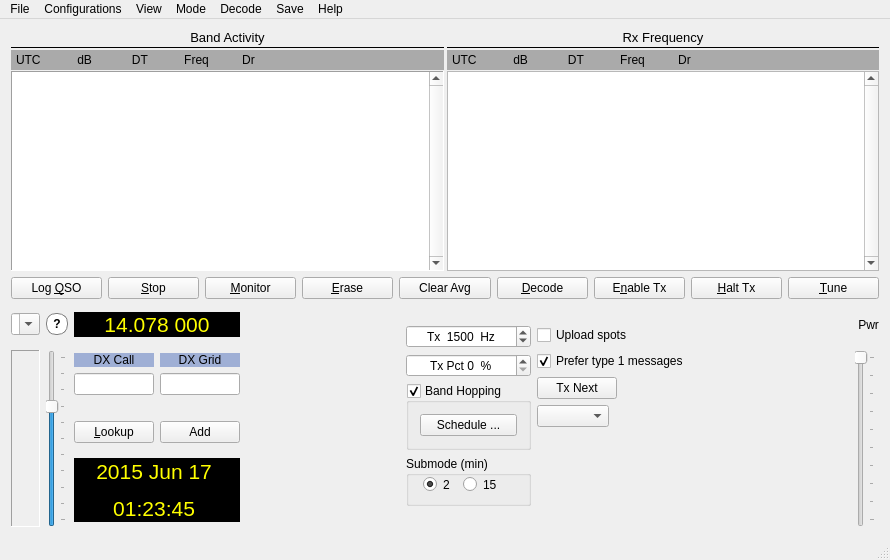
The window that mainwindow.ui (saitohirga/WSJT-X) describes before a commit, drawn with Qt 5.
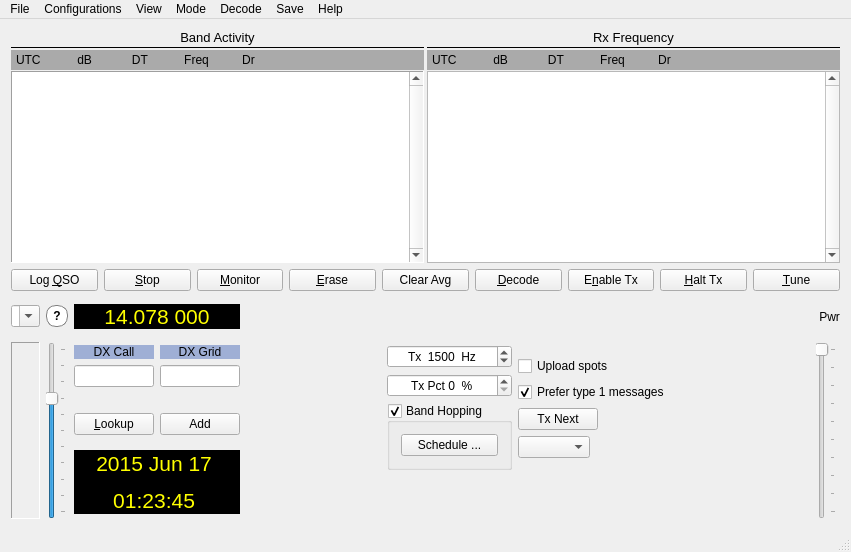
The same window after the commit. The open tabs and pages were chosen to show the change. Custom widgets are drawn as their Qt base class.

Commit message: Back out the temporary changes for WSPR-15 in r7418 and 7419.

Patch:
```diff
--- a/mainwindow.ui
+++ b/mainwindow.ui
@@ -2,14 +2,6 @@
 <ui version="4.0">
  <class>MainWindow</class>
  <widget class="QMainWindow" name="MainWindow">
-  <property name="geometry">
-   <rect>
-    <x>0</x>
-    <y>0</y>
-    <width>890</width>
-    <height>560</height>
-   </rect>
-  </property>
   <property name="windowTitle">
    <string>WSJT-X   by K1JT</string>
   </property>
@@ -1665,7 +1657,7 @@
                          <number>1400</number>
                         </property>
                         <property name="maximum">
-                         <number>1625</number>
+                         <number>1600</number>
                         </property>
                         <property name="value">
                          <number>1500</number>
@@ -1713,48 +1705,6 @@
                         </layout>
                        </widget>
                       </item>
-                      <item>
-                       <widget class="QGroupBox" name="groupBox">
-                        <property name="minimumSize">
-                         <size>
-                          <width>0</width>
-                          <height>50</height>
-                         </size>
-                        </property>
-                        <property name="title">
-                         <string>Submode (min)</string>
-                        </property>
-                        <widget class="QRadioButton" name="rbWSPR2">
-                         <property name="geometry">
-                          <rect>
-                           <x>17</x>
-                           <y>20</y>
-                           <width>31</width>
-                           <height>17</height>
-                          </rect>
-                         </property>
-                         <property name="text">
-                          <string>2</string>
-                         </property>
-                         <property name="checked">
-                          <bool>true</bool>
-                         </property>
-                        </widget>
-                        <widget class="QRadioButton" name="rbWSPR15">
-                         <property name="geometry">
-                          <rect>
-                           <x>57</x>
-                           <y>20</y>
-                           <width>41</width>
-                           <height>17</height>
-                          </rect>
-                         </property>
-                         <property name="text">
-                          <string>15</string>
-                         </property>
-                        </widget>
-                       </widget>
-                      </item>
                      </layout>
                     </item>
                     <item>
@@ -1853,19 +1803,6 @@
                           </item>
                          </layout>
                         </item>
-                        <item>
-                         <spacer name="verticalSpacer_5">
-                          <property name="orientation">
-                           <enum>Qt::Vertical</enum>
-                          </property>
-                          <property name="sizeHint" stdset="0">
-                           <size>
-                            <width>20</width>
-                            <height>40</height>
-                           </size>
-                          </property>
-                         </spacer>
-                        </item>
                        </layout>
                       </item>
                      </layout>
@@ -2339,14 +2276,6 @@
    </layout>
   </widget>
   <widget class="QMenuBar" name="menuBar">
-   <property name="geometry">
-    <rect>
-     <x>0</x>
-     <y>0</y>
-     <width>890</width>
-     <height>21</height>
-    </rect>
-   </property>
    <widget class="QMenu" name="menuFile">
     <property name="title">
      <string>File</string>
```
The commit also changes 1 other file.
